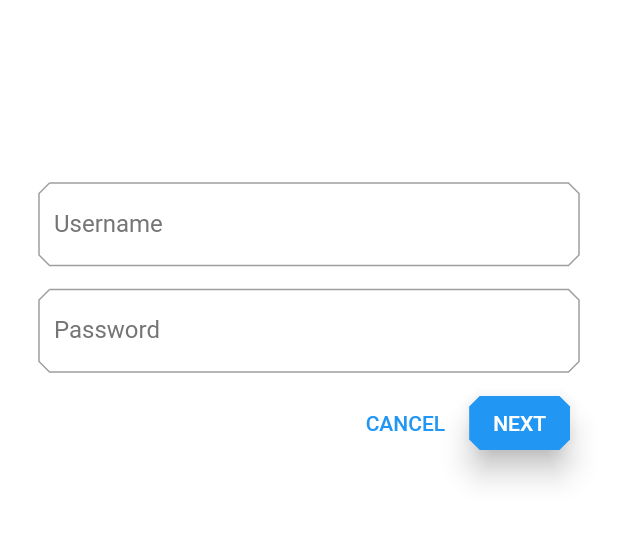
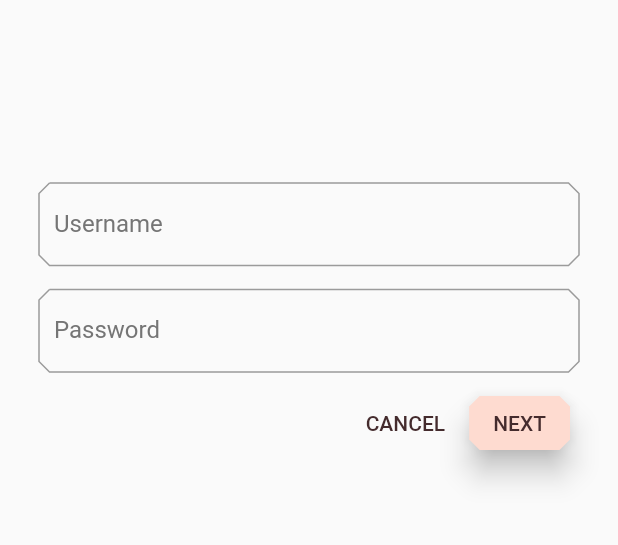
Before and after one commit to material-components/material-components-flutter-codelabs, a Flutter app: the screen it shows after launch, on a phone screen of 412 x 824 dp, the part 237-782 px from its top. Run offline on Flutter 3.47's test engine with Material 2 defaults, Android fonts, the phone set to English and light mode, and no system bars; Roboto replaces fonts that are missing (Rubik).

Commit message:
Update theming (104-starter) (#243)
* Update

* Update app.dart

* x

```diff
--- a/mdc_100_series/lib/colors.dart
+++ b/mdc_100_series/lib/colors.dart
@@ -24,4 +24,5 @@ const kShrineBrown900 = Color(0xFF442B2D);
 const kShrineErrorRed = Color(0xFFC5032B);
 
 const kShrineSurfaceWhite = Color(0xFFFFFBFA);
-const kShrineBackgroundWhite = Colors.white;
+const kShrinePurple = Color(0xFF5D1049);
+const kShrineBlack = Color(0xFF000000);
--- a/mdc_100_series/lib/home.dart
+++ b/mdc_100_series/lib/home.dart
@@ -13,6 +13,7 @@
 // limitations under the License.
 
 import 'package:flutter/material.dart';
+import 'package:flutter/services.dart';
 
 import 'model/products_repository.dart';
 import 'model/product.dart';
@@ -27,7 +28,7 @@ class HomePage extends StatelessWidget {
     // TODO: Pass Category variable to AsymmetricView (104)
     return Scaffold(
       appBar: AppBar(
-        brightness: Brightness.light,
+        systemOverlayStyle: SystemUiOverlayStyle.dark,
         leading: IconButton(
           icon: Icon(
             Icons.menu,
--- a/mdc_100_series/lib/login.dart
+++ b/mdc_100_series/lib/login.dart
@@ -29,19 +29,17 @@ class _LoginPageState extends State<LoginPage> {
   @override
   void initState() {
     super.initState();
-    _usernameFocusNode
-      .addListener(() {
-        setState(() {
-          //Redraw so that the username label reflects the focus state
-        });
+    _usernameFocusNode.addListener(() {
+      setState(() {
+        // Redraw so that the username label reflects the focus state
       });
+    });
 
-    _passwordFocusNode
-      .addListener(() {
-        setState(() {
-          //Redraw so that the password label reflects the focus state
-        });
+    _passwordFocusNode.addListener(() {
+      setState(() {
+        // Redraw so that the password label reflects the focus state
       });
+    });
   }
 
   @override
@@ -69,7 +67,7 @@ class _LoginPageState extends State<LoginPage> {
                 labelText: 'Username',
                 labelStyle: TextStyle(
                     color: _usernameFocusNode.hasFocus
-                        ? Theme.of(context).accentColor
+                        ? Theme.of(context).colorScheme.secondary
                         : _unfocusedColor),
               ),
               focusNode: _usernameFocusNode,
@@ -81,7 +79,7 @@ class _LoginPageState extends State<LoginPage> {
                 labelText: 'Password',
                 labelStyle: TextStyle(
                     color: _passwordFocusNode.hasFocus
-                        ? Theme.of(context).accentColor
+                        ? Theme.of(context).colorScheme.secondary
                         : _unfocusedColor),
               ),
               focusNode: _passwordFocusNode,
@@ -92,6 +90,9 @@ class _LoginPageState extends State<LoginPage> {
                 TextButton(
                   child: Text('CANCEL'),
                   style: ButtonStyle(
+                    foregroundColor: MaterialStateProperty.all(
+                      Theme.of(context).colorScheme.secondary,
+                    ),
                     shape: MaterialStateProperty.all(
                       BeveledRectangleBorder(
                         borderRadius: BorderRadius.all(Radius.circular(7.0)),
--- a/mdc_100_series/lib/supplemental/product_card.dart
+++ b/mdc_100_series/lib/supplemental/product_card.dart
@@ -55,7 +55,7 @@ class ProductCard extends StatelessWidget {
             children: <Widget>[
               Text(
                 product.name,
-                style: theme.textTheme.headline6,
+                style: theme.textTheme.button,
                 softWrap: false,
                 overflow: TextOverflow.ellipsis,
                 maxLines: 1,
@@ -63,7 +63,7 @@ class ProductCard extends StatelessWidget {
               SizedBox(height: 4.0),
               Text(
                 formatter.format(product.price),
-                style: theme.textTheme.subtitle2,
+                style: theme.textTheme.caption,
               ),
             ],
           ),
```
Also changed, not shown: mdc_100_series/lib/app.dart (+14 -21 lines).
